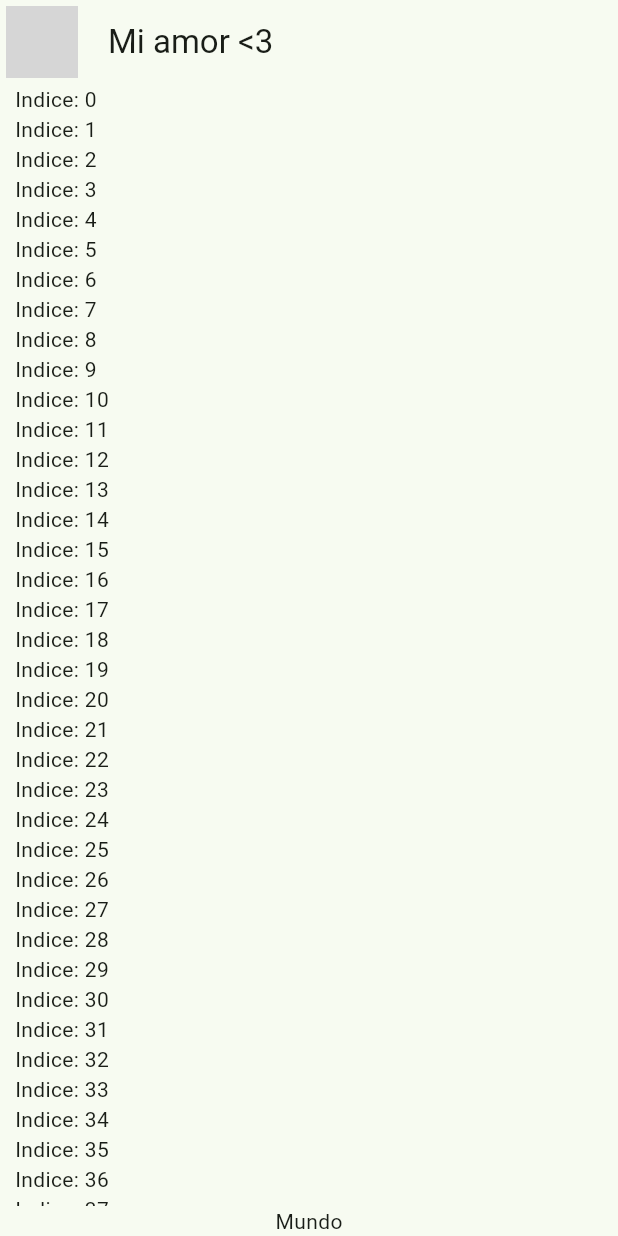
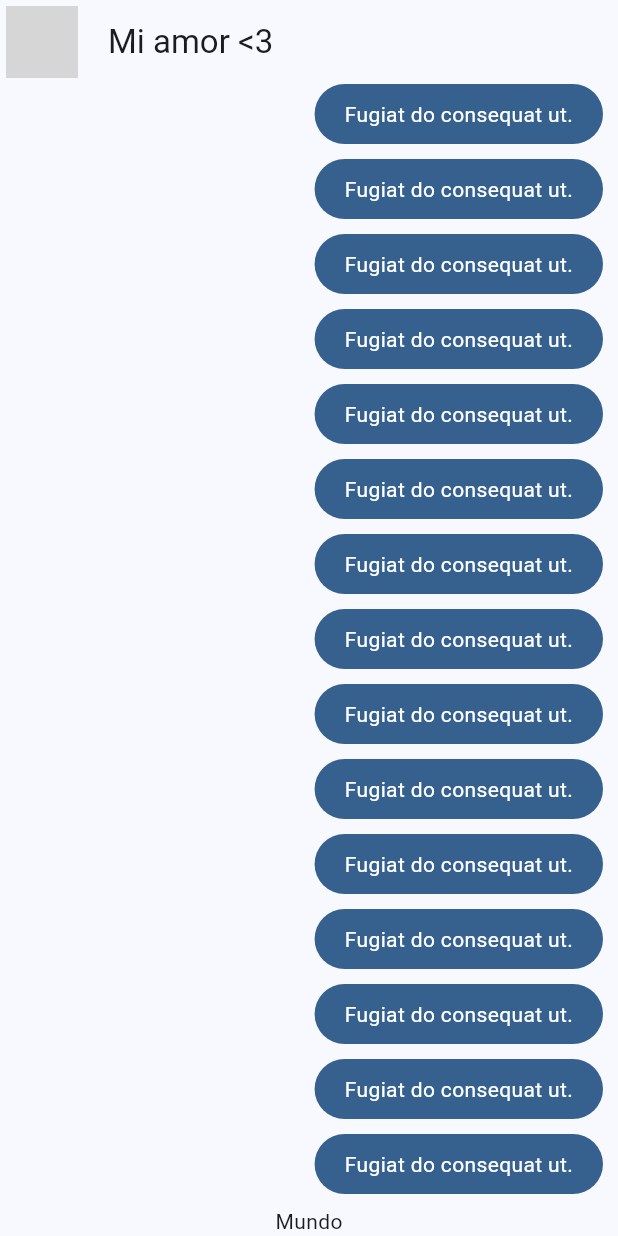
Before and after one commit to Jhonnasom/yes_no_app_flutter, a Flutter app: the screen it shows after launch, on a phone screen of 412 x 824 dp. Run offline on Flutter 3.47's test engine with Material 3 defaults, Android fonts, the phone set to English and light mode, and no system bars; network calls fail; grey boxes are pictures that could not be loaded.

Commit message:
Create widget "My message buble"

```diff
--- a/lib/main.dart
+++ b/lib/main.dart
@@ -1,6 +1,6 @@
 import 'package:flutter/material.dart';
 import 'package:yes_no_app/config/theme/app_theme.dart';
-import 'package:yes_no_app/presentation/chat/chat_screen.dart';
+import 'package:yes_no_app/presentation/screens/chat/chat_screen.dart';
 
 void main() => runApp(const MyApp());
 
@@ -12,7 +12,7 @@ class MyApp extends StatelessWidget {
     return MaterialApp(
         title: 'YesNo App',
         debugShowCheckedModeBanner: false,
-        theme: AppTheme(selectedColor: 3).theme(),
+        theme: AppTheme(selectedColor: 1).theme(),
         home: const ChatScreen());
   }
 }
--- a/lib/presentation/chat/chat_screen.dart
+++ b/lib/presentation/screens/chat/chat_screen.dart
@@ -1,4 +1,5 @@
 import 'package:flutter/material.dart';
+import 'package:yes_no_app/presentation/widgets/chat/my_message_bubble.dart';
 
 class ChatScreen extends StatelessWidget {
   const ChatScreen({super.key});
@@ -34,7 +35,7 @@ class _ChatView extends StatelessWidget {
                 child: ListView.builder(
               itemCount: 100,
               itemBuilder: (context, index) {
-                return Text('Indice: $index');
+                return const MyMessageBubble();
               },
             )),
             Text('Mundo')
--- /dev/null
+++ b/lib/presentation/widgets/chat/my_message_bubble.dart
@@ -0,0 +1,27 @@
+import 'package:flutter/material.dart';
+
+class MyMessageBubble extends StatelessWidget {
+  const MyMessageBubble({super.key});
+
+  @override
+  Widget build(BuildContext context) {
+    final colors = Theme.of(context).colorScheme;
+    return Column(
+      crossAxisAlignment: CrossAxisAlignment.end,
+      children: [
+        Container(
+          decoration: BoxDecoration(
+              color: colors.primary, borderRadius: BorderRadius.circular(20)),
+          child: const Padding(
+            padding: EdgeInsets.symmetric(horizontal: 20, vertical: 10),
+            child: Text(
+              'Fugiat do consequat ut.',
+              style: TextStyle(color: Colors.white),
+            ),
+          ),
+        ),
+        const SizedBox(height: 10)
+      ],
+    );
+  }
+}
```
